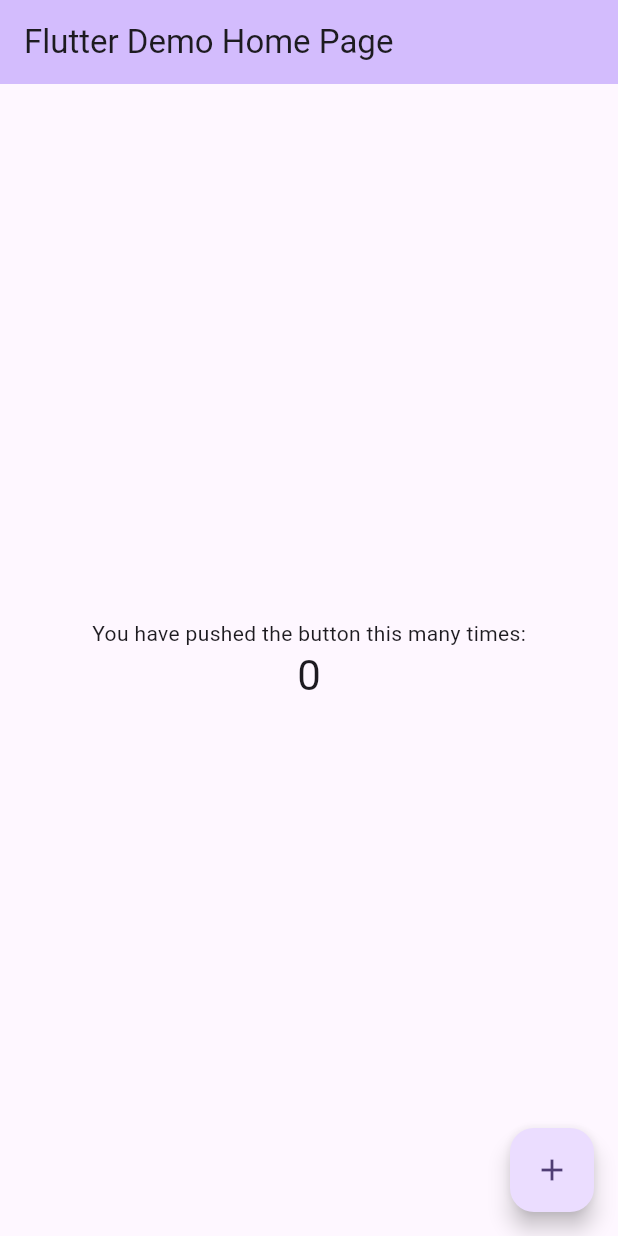
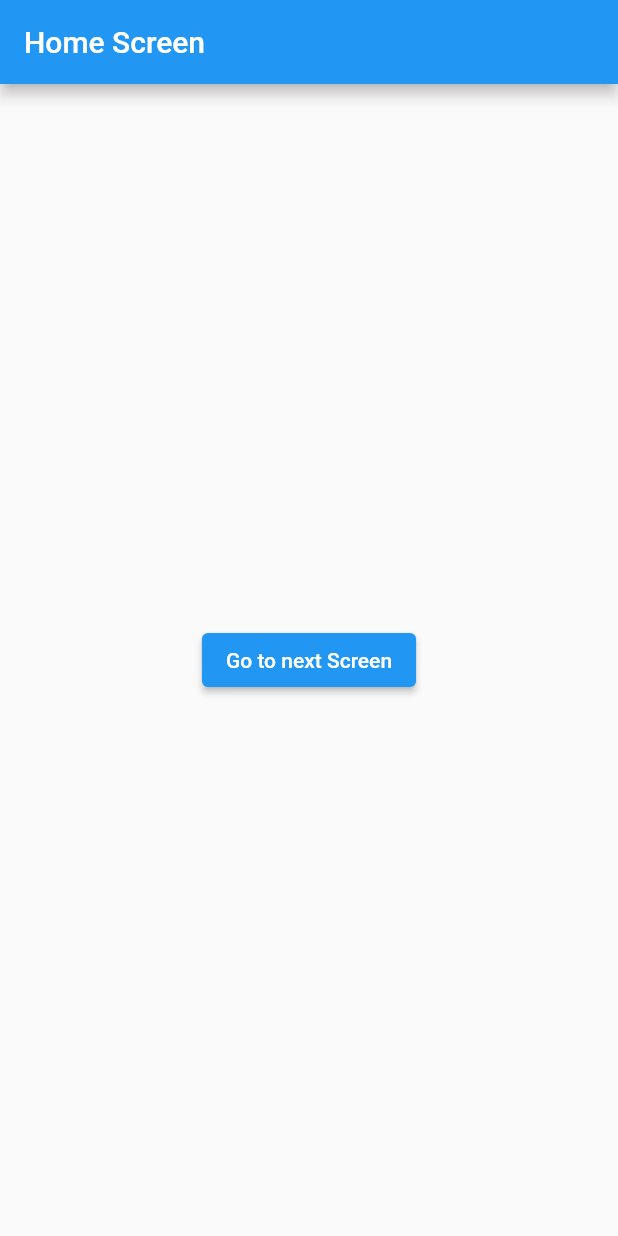
Before and after one commit to Balint90/quotesapp, a Flutter app: the screen it shows after launch, on a phone screen of 412 x 824 dp. Run offline on Flutter 3.47's test engine with Material 2 defaults, Android fonts, the phone set to English and light mode, and no system bars.

Commit message:
Add home_screen

```diff
--- a/lib/main.dart
+++ b/lib/main.dart
@@ -1,4 +1,6 @@
 import 'package:flutter/material.dart';
+
+import 'screens/home_screen.dart';
 
 void main() {
   runApp(const MyApp());
@@ -11,115 +13,7 @@ class MyApp extends StatelessWidget {
   @override
   Widget build(BuildContext context) {
     return MaterialApp(
-      title: 'Flutter Demo',
-      theme: ThemeData(
-        // This is the theme of your application.
-        //
-        // TRY THIS: Try running your application with "flutter run". You'll see
-        // the application has a blue toolbar. Then, without quitting the app,
-        // try changing the seedColor in the colorScheme below to Colors.green
-        // and then invoke "hot reload" (save your changes or press the "hot
-        // reload" button in a Flutter-supported IDE, or press "r" if you used
-        // the command line to start the app).
-        //
-        // Notice that the counter didn't reset back to zero; the application
-        // state is not lost during the reload. To reset the state, use hot
-        // restart instead.
-        //
-        // This works for code too, not just values: Most code changes can be
-        // tested with just a hot reload.
-        colorScheme: ColorScheme.fromSeed(seedColor: Colors.deepPurple),
-        useMaterial3: true,
-      ),
-      home: const MyHomePage(title: 'Flutter Demo Home Page'),
+      home: const HomeScreen(),
     );
   }
 }
-
-class MyHomePage extends StatefulWidget {
-  const MyHomePage({super.key, required this.title});
-
-  // This widget is the home page of your application. It is stateful, meaning
-  // that it has a State object (defined below) that contains fields that affect
-  // how it looks.
-
-  // This class is the configuration for the state. It holds the values (in this
-  // case the title) provided by the parent (in this case the App widget) and
-  // used by the build method of the State. Fields in a Widget subclass are
-  // always marked "final".
-
-  final String title;
-
-  @override
-  State<MyHomePage> createState() => _MyHomePageState();
-}
-
-class _MyHomePageState extends State<MyHomePage> {
-  int _counter = 0;
-
-  void _incrementCounter() {
-    setState(() {
-      // This call to setState tells the Flutter framework that something has
-      // changed in this State, which causes it to rerun the build method below
-      // so that the display can reflect the updated values. If we changed
-      // _counter without calling setState(), then the build method would not be
-      // called again, and so nothing would appear to happen.
-      _counter++;
-    });
-  }
-
-  @override
-  Widget build(BuildContext context) {
-    // This method is rerun every time setState is called, for instance as done
-    // by the _incrementCounter method above.
-    //
-    // The Flutter framework has been optimized to make rerunning build methods
-    // fast, so that you can just rebuild anything that needs updating rather
-    // than having to individually change instances of widgets.
-    return Scaffold(
-      appBar: AppBar(
-        // TRY THIS: Try changing the color here to a specific color (to
-        // Colors.amber, perhaps?) and trigger a hot reload to see the AppBar
-        // change color while the other colors stay the same.
-        backgroundColor: Theme.of(context).colorScheme.inversePrimary,
-        // Here we take the value from the MyHomePage object that was created by
-        // the App.build method, and use it to set our appbar title.
-        title: Text(widget.title),
-      ),
-      body: Center(
-        // Center is a layout widget. It takes a single child and positions it
-        // in the middle of the parent.
-        child: Column(
-          // Column is also a layout widget. It takes a list of children and
-          // arranges them vertically. By default, it sizes itself to fit its
-          // children horizontally, and tries to be as tall as its parent.
-          //
-          // Column has various properties to control how it sizes itself and
-          // how it positions its children. Here we use mainAxisAlignment to
-          // center the children vertically; the main axis here is the vertical
-          // axis because Columns are vertical (the cross axis would be
-          // horizontal).
-          //
-          // TRY THIS: Invoke "debug painting" (choose the "Toggle Debug Paint"
-          // action in the IDE, or press "p" in the console), to see the
-          // wireframe for each widget.
-          mainAxisAlignment: MainAxisAlignment.center,
-          children: <Widget>[
-            const Text(
-              'You have pushed the button this many times:',
-            ),
-            Text(
-              '$_counter',
-              style: Theme.of(context).textTheme.headlineMedium,
-            ),
-          ],
-        ),
-      ),
-      floatingActionButton: FloatingActionButton(
-        onPressed: _incrementCounter,
-        tooltip: 'Increment',
-        child: const Icon(Icons.add),
-      ), // This trailing comma makes auto-formatting nicer for build methods.
-    );
-  }
-}
--- /dev/null
+++ b/lib/screens/home_screen.dart
@@ -0,0 +1,24 @@
+import 'package:flutter/material.dart';
+
+class HomeScreen extends StatelessWidget {
+  const HomeScreen({super.key});
+
+  @override
+  Widget build(BuildContext context) {
+    return SafeArea(
+      child: Scaffold(
+        appBar: AppBar(
+          title: const Text(
+            'Home Screen',
+          ),
+        ),
+        body: Center(
+          child: ElevatedButton(
+            onPressed: () {},
+            child: const Text("Go to next Screen"),
+          ),
+        ),
+      ),
+    );
+  }
+}
```
